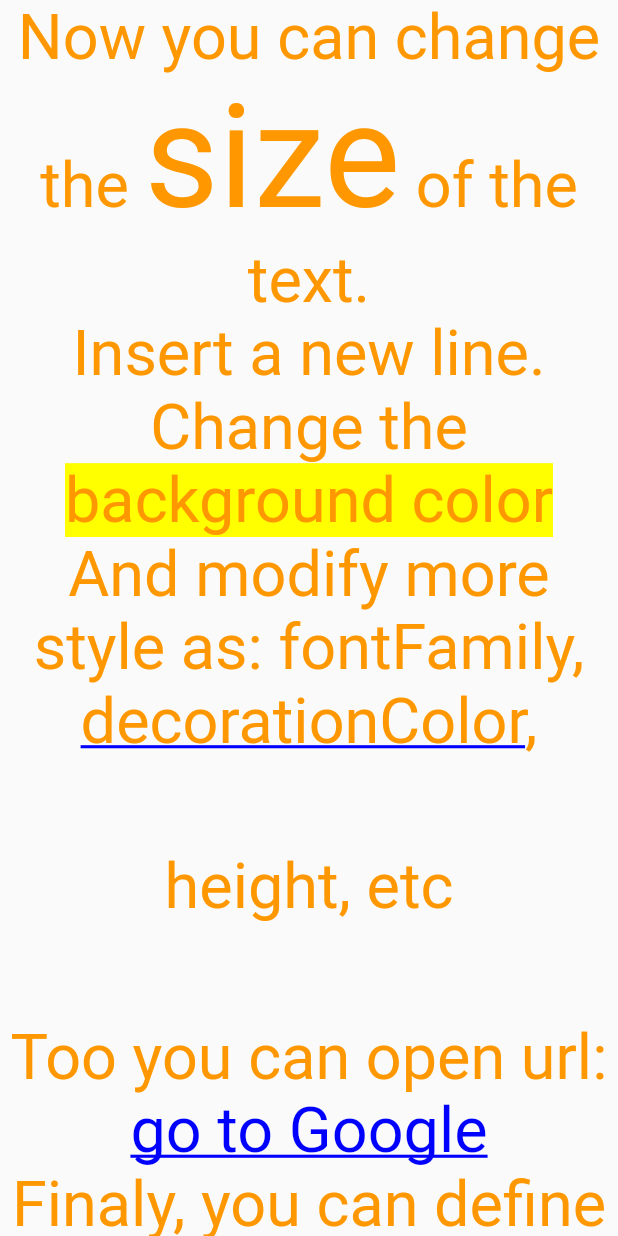
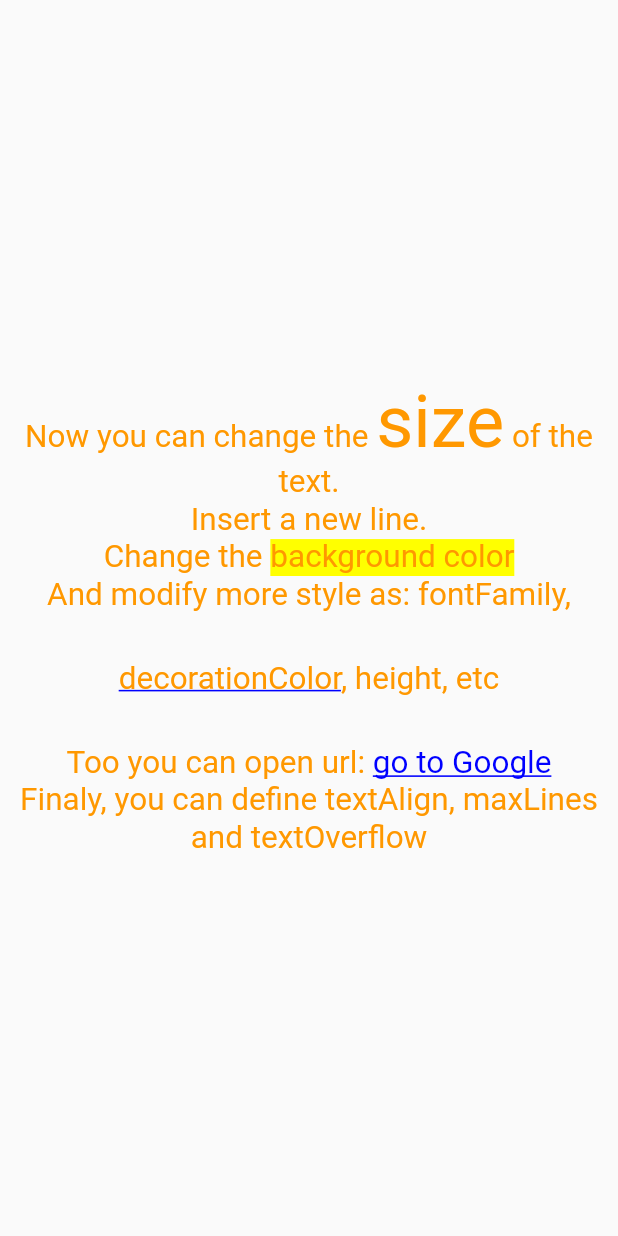
Before and after one commit to remoteportal/simple_rich_text, a Flutter app: the screen it shows after launch, on a phone screen of 412 x 824 dp. Run offline on Flutter 3.47's test engine with Material 2 defaults, Android fonts, the phone set to English and light mode, and no system bars.

Commit message:
win: build 47:  #publish dart pub publish

```diff
--- a/example/lib/main.dart
+++ b/example/lib/main.dart
@@ -39,13 +39,12 @@ class MyApp extends StatelessWidget {
         // , chars: r"[*]"
 //          backgroundColor: Colors.grey[300],
         body: Center(
-          child: SimpleRichText(
-            text,
-            style: TextStyle(color: Colors.orange),
-            maxLines: 20,
-            textAlign: TextAlign.center,
-            textOverflow: TextOverflow.ellipsis,
-          ),
+          child: SimpleRichText(text,
+              maxLines: 20,
+              style: TextStyle(color: Colors.orange),
+              textAlign: TextAlign.center,
+              textOverflow: TextOverflow.ellipsis,
+              textScaleFactor: 1.5),
         ),
       ),
     );
--- a/lib/simple_rich_text.dart
+++ b/lib/simple_rich_text.dart
@@ -44,17 +44,16 @@ Color parseColor(String color) {
 
 /// Widget that renders a string with sub-string highlighting.
 class SimpleRichText extends StatelessWidget {
-  SimpleRichText(
-    this.text, {
-    this.chars,
+  SimpleRichText(this.text,
+      {this.chars,
       this.context,
       this.fussy,
       this.log = false,
+      this.maxLines,
       this.style = const TextStyle(),
       this.textAlign,
       this.textOverflow,
-    this.maxLines,
-  });
+      this.textScaleFactor});
 
   final String? chars;
 
@@ -67,23 +66,31 @@ class SimpleRichText extends StatelessWidget {
   /// Pass in true for debugging/logging/trace
   final bool log;
 
+  /// An optional maximum number of lines for the text to span, wrapping if necessary.
+  /// If the text exceeds the given number of lines, it will be truncated according
+  /// to [overflow].
+  ///
+  /// If this is 1, text will not wrap. Otherwise, text will be wrapped at the
+  /// edge of the box.
+  final int? maxLines;
+
   /// The {TextStyle} of the {SimpleRichText.text} that isn't highlighted.
   final TextStyle? style;
 
   /// The String to be displayed using rich text.
   final String text;
 
-  /// The {TextStyle} of the {SimpleRichText.term}s found.
-//  final TextStyle textStyleHighlight;
-
-  /// Text align
+  /// How the text should be aligned horizontally.
   final TextAlign? textAlign;
 
-  /// Text Overflow
+  /// How visual overflow should be handled.
   final TextOverflow? textOverflow;
 
-  /// Max lines
-  final int? maxLines;
+  /// The number of font pixels for each logical pixel.
+  ///
+  /// For example, if the text scale factor is 1.5, text will be 50% larger than
+  /// the specified font size.
+  final double? textScaleFactor;
 
   @override
   Widget build(BuildContext context) {
@@ -338,8 +345,8 @@ class SimpleRichText extends StatelessWidget {
           overflow: this.textOverflow ?? TextOverflow.clip,
           text: TextSpan(children: children),
           textAlign: this.textAlign ?? TextAlign.start,
-        textScaleFactor: MediaQuery.of(context).textScaleFactor,
-      );
+          textScaleFactor:
+              this.textScaleFactor ?? MediaQuery.of(context).textScaleFactor);
     }
   }
 }
--- a/pubspec.yaml
+++ b/pubspec.yaml
@@ -1,6 +1,6 @@
 name: simple_rich_text
 description: Display a Dart string in Flutter using simple rich text characters.
-version: 2.0.46        #NOEDIT
+version: 2.0.47        #NOEDIT
 homepage: https://github.com/remoteportal/simple_rich_text
 
 environment:
```
Also changed, not shown: 2 other files. Lines whose indentation alone changed are shown as unchanged.
